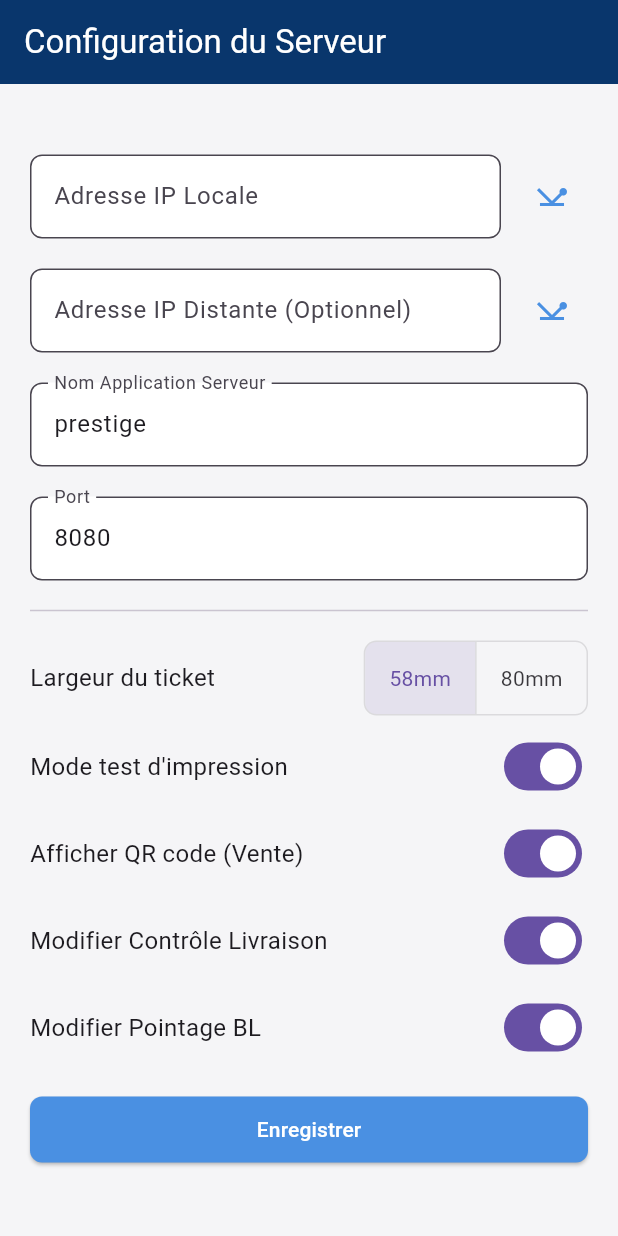
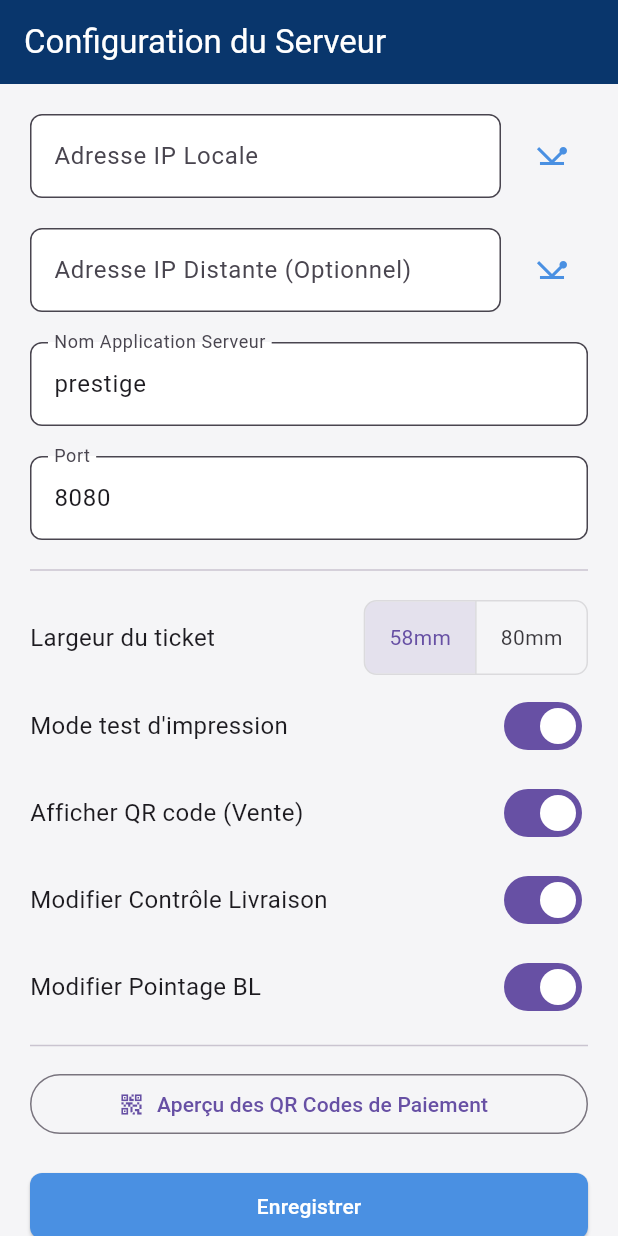
Before and after one commit to airm5500/prestige_vente_app, a Flutter app: the screen it shows after launch, on a phone screen of 412 x 824 dp. Run offline on Flutter 3.47's test engine with Material 3 defaults, Android fonts, the light colour scheme and no system bars; our stand-ins replace cookie_jar, dio, dio_cookie_manager, fl_chart, qr_flutter, shared_preferences; missing offline and left inert: sunmi_printer_plus; accounts and stored records are empty.

Commit message:
ajout qr code vente

```diff
--- /dev/null
+++ b/lib/api/models/payment_method_qr.dart
@@ -0,0 +1,29 @@
+// lib/api/models/payment_method_qr.dart
+// 20/10/2025 02:40
+import 'dart:typed_data';
+
+class PaymentMethodQr {
+  final String id; // Cet ID correspondra au typeReglementId
+  final String name;
+  final Uint8List? qrCode;
+
+  PaymentMethodQr({
+    required this.id,
+    required this.name,
+    this.qrCode,
+  });
+
+  factory PaymentMethodQr.fromJson(Map<String, dynamic> json) {
+    List<int>? qrCodeBytes;
+    if (json['qrCode'] != null && json['qrCode'] is List) {
+      qrCodeBytes = List<int>.from(json['qrCode']);
+    }
+
+    return PaymentMethodQr(
+      // MODIFICATION : On utilise "typeReglementId" comme ID unique
+      id: json['typeReglementId'] ?? json['id'] ?? '',
+      name: json['name'] ?? '',
+      qrCode: qrCodeBytes != null ? Uint8List.fromList(qrCodeBytes) : null,
+    );
+  }
+}
--- a/lib/api/models/sale.dart
+++ b/lib/api/models/sale.dart
@@ -116,6 +116,7 @@ class PaymentMethod {
 
   factory PaymentMethod.fromJson(Map<String, dynamic> json) {
     return PaymentMethod(
+      // On utilise "lgTYPEREGLEMENTID" comme ID
       id: json['lgTYPEREGLEMENTID'] ?? '',
       name: json['strNAME'] ?? '',
     );
--- a/lib/screens/auth/settings_screen.dart
+++ b/lib/screens/auth/settings_screen.dart
@@ -1,10 +1,11 @@
 // lib/screens/auth/settings_screen.dart
-// 19/10/2025 00:51
+// 20/10/2025 03:45
 import 'package:flutter/material.dart';
 import 'package:provider/provider.dart';
 import 'package:prestige_vente_app/providers/settings_provider.dart';
 import 'package:prestige_vente_app/screens/auth/login_screen.dart';
 import 'package:prestige_vente_app/utils/constants.dart';
+import 'package:prestige_vente_app/screens/auth/qr_code_preview_screen.dart';
 
 class SettingsScreen extends StatefulWidget {
   const SettingsScreen({super.key});
@@ -88,52 +89,37 @@ class _SettingsScreenState extends State<SettingsScreen> {
                       TextFormField(controller: _portController, decoration: const InputDecoration(labelText: 'Port'), keyboardType: TextInputType.number, validator: (value) => value!.isEmpty ? 'Ce champ est requis' : null),
                       const Divider(height: 40),
 
-                      Row(
-                        mainAxisAlignment: MainAxisAlignment.spaceBetween,
-                        children: [
-                          const Text("Largeur du ticket", style: TextStyle(fontSize: 16)),
-                          ToggleButtons(
-                            isSelected: [ settings.paperWidth == 58, settings.paperWidth == 80 ],
-                            onPressed: (index) { settings.setPaperWidth(index == 0 ? 58 : 80); },
-                            borderRadius: BorderRadius.circular(8),
-                            children: const [ Padding(padding: EdgeInsets.symmetric(horizontal: 16), child: Text('58mm')), Padding(padding: EdgeInsets.symmetric(horizontal: 16), child: Text('80mm')) ],
-                          ),
-                        ],
+                      Row( mainAxisAlignment: MainAxisAlignment.spaceBetween, children: [ const Text("Largeur du ticket", style: TextStyle(fontSize: 16)), ToggleButtons( isSelected: [ settings.paperWidth == 58, settings.paperWidth == 80 ], onPressed: (index) { settings.setPaperWidth(index == 0 ? 58 : 80); }, borderRadius: BorderRadius.circular(8), children: const [ Padding(padding: EdgeInsets.symmetric(horizontal: 16), child: Text('58mm')), Padding(padding: EdgeInsets.symmetric(horizontal: 16), child: Text('80mm')) ], ), ], ),
+                      const SizedBox(height: 10),
+                      Row( mainAxisAlignment: MainAxisAlignment.spaceBetween, children: [ const Text("Mode test d'impression", style: TextStyle(fontSize: 16)), Switch( value: settings.isTestPrintMode, onChanged: (value) { settings.setTestPrintMode(value); } ), ], ),
+                      const SizedBox(height: 10),
+                      Row( mainAxisAlignment: MainAxisAlignment.spaceBetween, children: [ const Flexible(child: Text("Afficher QR code (Vente)", style: TextStyle(fontSize: 16))), Switch( value: settings.showQrCodeOnSaleTicket, onChanged: (value) { settings.setShowQrCodeOnSaleTicket(value); } ), ], ),
+                      const SizedBox(height: 10),
+                      Row( mainAxisAlignment: MainAxisAlignment.spaceBetween, children: [ const Flexible(child: Text("Modifier Contrôle Livraison", style: TextStyle(fontSize: 16))), Switch( value: settings.canEditDeliveryControl, onChanged: (value) { settings.setCanEditDeliveryControl(value); } ), ], ),
+                      const SizedBox(height: 10),
+                      Row( mainAxisAlignment: MainAxisAlignment.spaceBetween, children: [ const Flexible(child: Text("Modifier Pointage BL", style: TextStyle(fontSize: 16))), Switch( value: settings.canEditBlControl, onChanged: (value) { settings.setCanEditBlControl(value); } ), ], ),
+
+                      const Divider(height: 30),
+                      OutlinedButton.icon(
+                        icon: const Icon(Icons.qr_code_2),
+                        label: const Text("Aperçu des QR Codes de Paiement"),
+                        onPressed: () {
+                          // MODIFICATION : On vérifie si l'IP est configurée avant de naviguer
+                          if (settings.localIp.isEmpty) {
+                            Constants.showSnackBar(
+                              context,
+                              "Veuillez renseigner l'adresse ip svp",
+                              isError: true,
+                            );
+                          } else {
+                            Navigator.of(context).push(
+                                MaterialPageRoute(builder: (_) => const QrCodePreviewScreen())
+                            );
+                          }
+                        },
                       ),
-                      const SizedBox(height: 10),
-                      Row(
-                        mainAxisAlignment: MainAxisAlignment.spaceBetween,
-                        children: [
-                          const Text("Mode test d'impression", style: TextStyle(fontSize: 16)),
-                          Switch( value: settings.isTestPrintMode, onChanged: (value) { settings.setTestPrintMode(value); } ),
-                        ],
-                      ),
-                      const SizedBox(height: 10),
-                      Row(
-                        mainAxisAlignment: MainAxisAlignment.spaceBetween,
-                        children: [
-                          const Flexible(child: Text("Afficher QR code (Vente)", style: TextStyle(fontSize: 16))),
-                          Switch( value: settings.showQrCodeOnSaleTicket, onChanged: (value) { settings.setShowQrCodeOnSaleTicket(value); } ),
-                        ],
-                      ),
-                      const SizedBox(height: 10),
-                      Row(
-                        mainAxisAlignment: MainAxisAlignment.spaceBetween,
-                        children: [
-                          const Flexible(child: Text("Modifier Contrôle Livraison", style: TextStyle(fontSize: 16))),
-                          Switch( value: settings.canEditDeliveryControl, onChanged: (value) { settings.setCanEditDeliveryControl(value); } ),
-                        ],
-                      ),
-                      const SizedBox(height: 10),
-                      Row(
-                        mainAxisAlignment: MainAxisAlignment.spaceBetween,
-                        children: [
-                          const Flexible(child: Text("Modifier Pointage BL", style: TextStyle(fontSize: 16))),
-                          Switch( value: settings.canEditBlControl, onChanged: (value) { settings.setCanEditBlControl(value); } ),
-                        ],
-                      ),
+                      const SizedBox(height: 20),
 
-                      const SizedBox(height: 20),
                       if (_pingResult != null)
                         Padding(
                           padding: const EdgeInsets.only(bottom: 15.0),
--- a/pubspec.yaml
+++ b/pubspec.yaml
@@ -2,7 +2,7 @@ name: prestige_vente_app
 description: "Application de point de vente Prestige Vente"
 publish_to: 'none'
 
-version: 1.0.0+2
+version: 1.2.0
 
 environment:
   sdk: '>=3.0.0 <4.0.0'
```
Also changed, not shown: lib/api/api_service.dart (+28 -0 lines), lib/providers/sale_provider.dart (+19 -8 lines), lib/screens/auth/login_screen.dart (+34 -4 lines), lib/screens/auth/qr_code_preview_screen.dart (added, +80 -0 lines), lib/screens/home/home_screen.dart (+6 -4 lines), lib/screens/pre_vente/pre_vente_screen.dart (+8 -6 lines), lib/screens/pre_vente/tabs/vente_tab.dart (+72 -97 lines), 1 other file.
